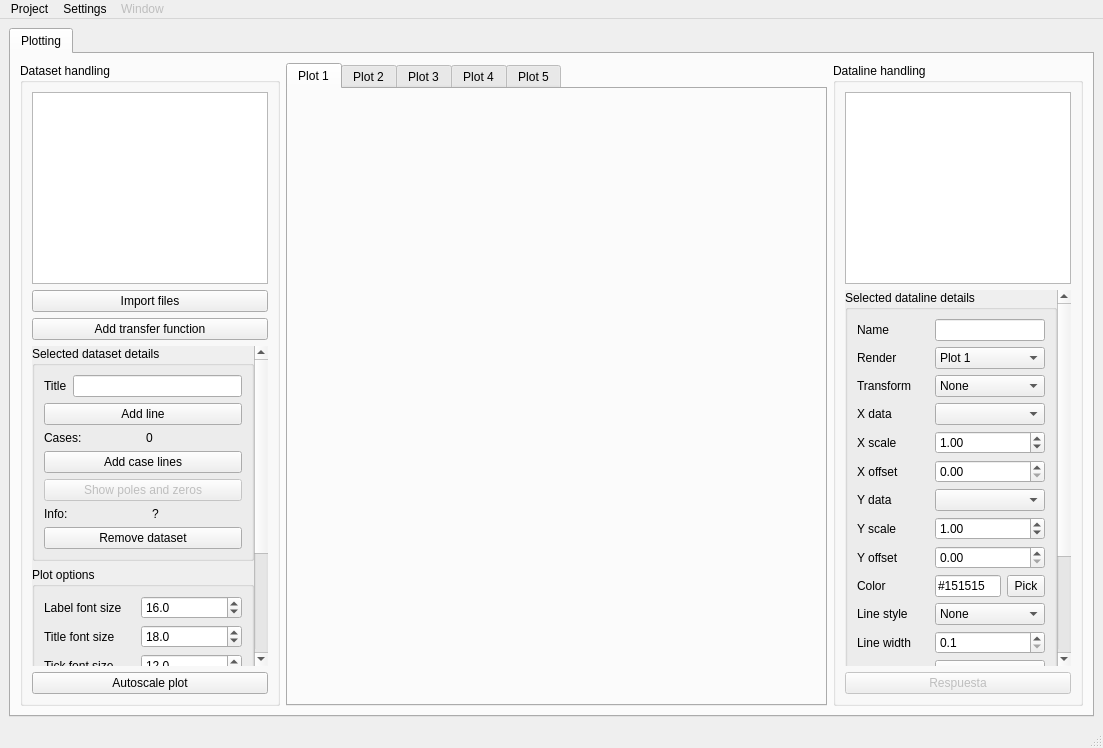
Qt form designer/mainwindow.ui (TC-II/TC2-PlotTool) before a commit.
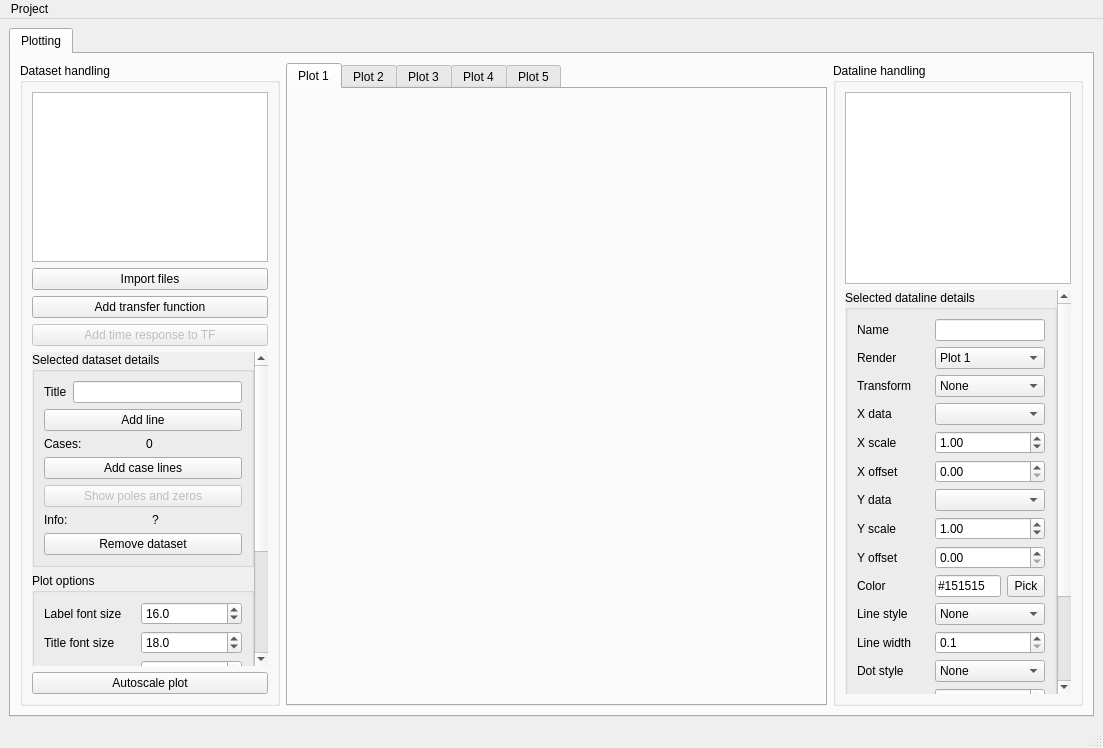
The same form after that commit. Custom widgets are drawn as their Qt base class.

The edit to the form file:
```diff
--- a/designer/mainwindow.ui
+++ b/designer/mainwindow.ui
@@ -66,14 +66,28 @@
           <property name="title">
            <string>Dataset handling</string>
           </property>
-          <layout class="QGridLayout" name="gridLayout" rowstretch="0,0,0,1,0">
+          <layout class="QGridLayout" name="gridLayout" rowstretch="0,0,0,1,0,0">
            <property name="topMargin">
             <number>9</number>
            </property>
            <property name="rightMargin">
             <number>9</number>
            </property>
-           <item row="3" column="0">
+           <item row="1" column="0">
+            <widget class="QPushButton" name="import_file_btn">
+             <property name="text">
+              <string>Import files</string>
+             </property>
+            </widget>
+           </item>
+           <item row="5" column="0">
+            <widget class="QPushButton" name="plt_autoscale">
+             <property name="text">
+              <string>Autoscale plot</string>
+             </property>
+            </widget>
+           </item>
+           <item row="4" column="0">
             <widget class="QScrollArea" name="scrollArea">
              <property name="sizePolicy">
               <sizepolicy hsizetype="Ignored" vsizetype="Expanding">
@@ -113,8 +127,8 @@
                <rect>
                 <x>0</x>
                 <y>0</y>
-                <width>217</width>
-                <height>544</height>
+                <width>223</width>
+                <height>469</height>
                </rect>
               </property>
               <property name="sizePolicy">
@@ -506,13 +520,6 @@
              </widget>
             </widget>
            </item>
-           <item row="1" column="0">
-            <widget class="QPushButton" name="import_file_btn">
-             <property name="text">
-              <string>Import files</string>
-             </property>
-            </widget>
-           </item>
            <item row="0" column="0">
             <widget class="QListWidget" name="dataset_list">
              <property name="minimumSize">
@@ -554,10 +561,19 @@
              </property>
             </widget>
            </item>
-           <item row="4" column="0">
-            <widget class="QPushButton" name="plt_autoscale">
+           <item row="3" column="0">
+            <widget class="QPushButton" name="resp_btn">
+             <property name="enabled">
+              <bool>false</bool>
+             </property>
+             <property name="minimumSize">
+              <size>
+               <width>60</width>
+               <height>0</height>
+              </size>
+             </property>
              <property name="text">
-              <string>Autoscale plot</string>
+              <string>Add time response to TF</string>
              </property>
             </widget>
            </item>
@@ -683,8 +699,8 @@
                <rect>
                 <x>0</x>
                 <y>0</y>
-                <width>205</width>
-                <height>582</height>
+                <width>213</width>
+                <height>510</height>
                </rect>
               </property>
               <property name="sizePolicy">
@@ -1378,22 +1394,6 @@
              </widget>
             </widget>
            </item>
-           <item row="2" column="0">
-            <widget class="QPushButton" name="resp_btn">
-             <property name="enabled">
-              <bool>false</bool>
-             </property>
-             <property name="minimumSize">
-              <size>
-               <width>60</width>
-               <height>0</height>
-              </size>
-             </property>
-             <property name="text">
-              <string>Respuesta</string>
-             </property>
-            </widget>
-           </item>
           </layout>
          </widget>
         </item>
@@ -1409,7 +1409,7 @@
      <x>0</x>
      <y>0</y>
      <width>1103</width>
-     <height>23</height>
+     <height>21</height>
     </rect>
    </property>
    <widget class="QMenu" name="menuProject">
@@ -1419,39 +1419,7 @@
     <addaction name="actionLoad_2"/>
     <addaction name="actionSave_2"/>
    </widget>
-   <widget class="QMenu" name="menuWindow">
-    <property name="enabled">
-     <bool>false</bool>
-    </property>
-    <property name="title">
-     <string>Window</string>
-    </property>
-    <addaction name="actionSet_size"/>
-   </widget>
-   <widget class="QMenu" name="menuSettings">
-    <property name="title">
-     <string>Settings</string>
-    </property>
-    <widget class="QMenu" name="menuFrequency_units">
-     <property name="title">
-      <string>Frequency units</string>
-     </property>
-     <addaction name="actionUse_Hz"/>
-     <addaction name="actionUse_rad_s"/>
-    </widget>
-    <widget class="QMenu" name="menuFilter_colors">
-     <property name="title">
-      <string>Filter colors</string>
-     </property>
-     <addaction name="actionColorsCanonical"/>
-     <addaction name="actionColorsRandom"/>
-    </widget>
-    <addaction name="menuFrequency_units"/>
-    <addaction name="menuFilter_colors"/>
-   </widget>
    <addaction name="menuProject"/>
-   <addaction name="menuSettings"/>
-   <addaction name="menuWindow"/>
   </widget>
   <widget class="QStatusBar" name="statusbar"/>
   <action name="actionLoad">
```
Left out of the diff: 1 changed line with no effect on the pictures.
